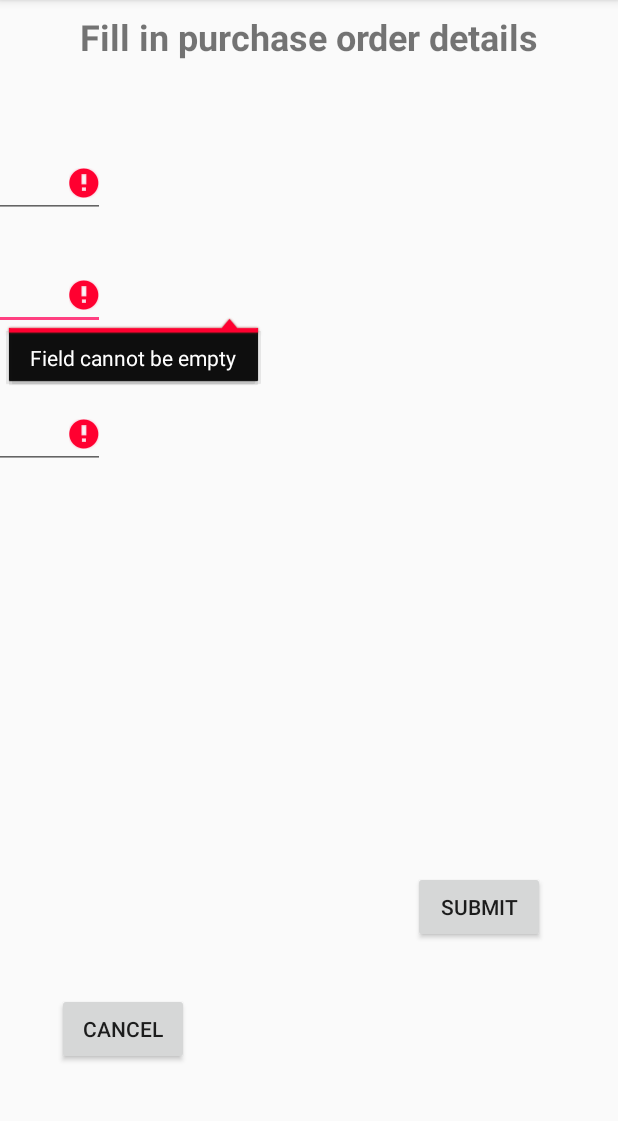
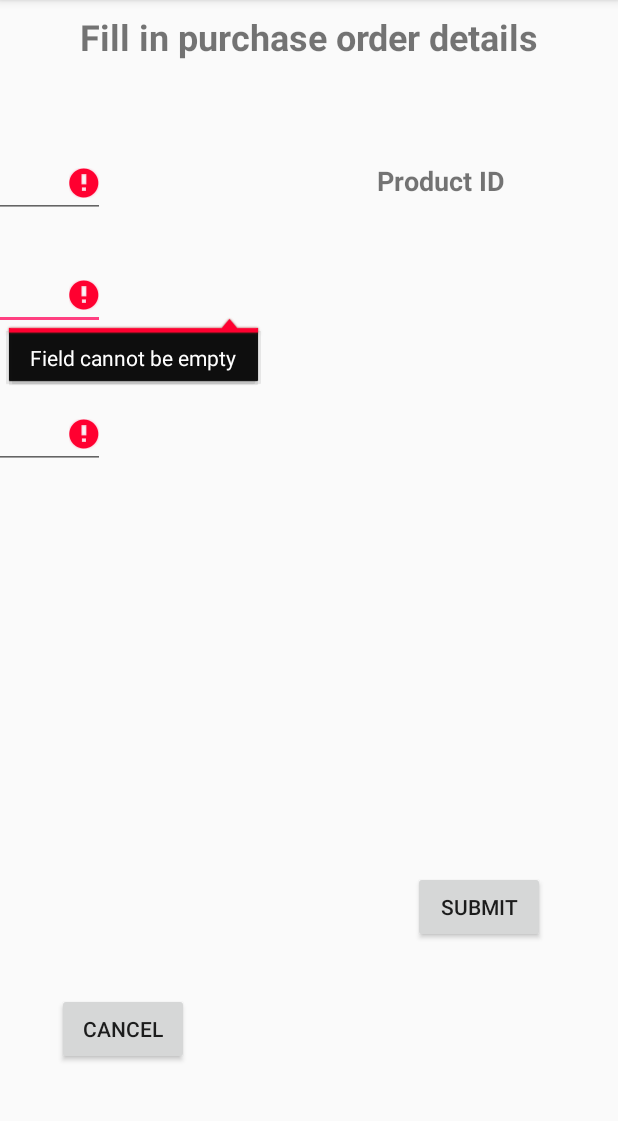
Before and after one commit to Lai0723/SmartcanteenPOS, an Android app: the fragment Make_Purchase_Order shown on its own in the app's theme, after a tap on "SUBMIT", on a phone screen of 412 x 824 dp, the part 84-1205 px from its top. Run offline under Robolectric (Android 15) with nearby library versions, the phone set to English and light mode, and no system bars; our stand-ins replace Volley; network calls fail.

Commit message:
changes of report detail

```diff
--- a/app/src/main/AndroidManifest.xml
+++ b/app/src/main/AndroidManifest.xml
@@ -21,7 +21,8 @@
         <activity
             android:name=".Menu_screen"
             android:screenOrientation="landscape" />
-        <activity android:name=".Register" />
+        <activity android:name=".Register"
+            android:screenOrientation="landscape" />
 
         <!-- Gab part -->
         <activity android:name=".login_type_select">
--- a/app/src/main/java/com/example/lai/smartcanteenpos/Make_Purchase_Order.java
+++ b/app/src/main/java/com/example/lai/smartcanteenpos/Make_Purchase_Order.java
@@ -65,12 +65,12 @@ public class Make_Purchase_Order extends Fragment {
 
         btnPsubmit.setOnClickListener(new View.OnClickListener() {
             public void onClick(View v) {
-                String PName = txtPID.getText().toString();
+                String PID = txtPID.getText().toString();
                 String PSup =  txtPSup.getText().toString();
                 String PQ = txtPQ.getText().toString();
 
 
-                if (TextUtils.isEmpty(PName)) {
+                if (TextUtils.isEmpty(PID)) {
                     txtPID.setError("Field cannot be empty");
                 }
 
--- a/app/src/main/java/com/example/lai/smartcanteenpos/Obejct/PurchaseOrderAdapter.java
+++ b/app/src/main/java/com/example/lai/smartcanteenpos/Obejct/PurchaseOrderAdapter.java
@@ -42,7 +42,7 @@ public class PurchaseOrderAdapter extends ArrayAdapter<Purchase_order> {
 
 
         POID.setText( POID.getText() + ""+ list.getPOID());
-        Name.setText( Name.getText() + "" + list.getProdID());
+        Name.setText( Name.getText() + "" + list.getProdName());
         Supplier.setText(Supplier.getText() + ""+ list.getSupplierName());
         PurchaseQuan.setText(PurchaseQuan.getText() + "" + list.getPurchaseQuantity());
         PurchaseFee.setText(PurchaseFee.getText() + "" + list.getFee());
--- a/app/src/main/java/com/example/lai/smartcanteenpos/Obejct/ReportAdapter.java
+++ b/app/src/main/java/com/example/lai/smartcanteenpos/Obejct/ReportAdapter.java
@@ -29,13 +29,14 @@ public class ReportAdapter extends ArrayAdapter<Report> {
 
         View rowView = inflater.inflate(R.layout.reportlist, parent, false);
 
-        TextView OrderID,ProdName,OrderQuantity,PayAmount,PromotionApplied,PriceDifference;
+        TextView OrderID,ProdName,OrderQuantity,OrderPrice,PayAmount,PromotionApplied,PriceDifference;
 
 
 
         OrderID = (TextView) rowView.findViewById(R.id.ReportIName);
         ProdName = (TextView) rowView.findViewById(R.id.ReportIPN);
         OrderQuantity = (TextView) rowView.findViewById(R.id.ReportIOQ);
+        OrderPrice = (TextView)rowView.findViewById(R.id.ReportPrice);
         PayAmount = (TextView)rowView.findViewById(R.id.ReportIPA);
         PromotionApplied = (TextView)rowView.findViewById(R.id.ReportPromo);
         PriceDifference = (TextView)rowView.findViewById(R.id.ReportDiscount);
@@ -44,6 +45,7 @@ public class ReportAdapter extends ArrayAdapter<Report> {
         OrderID.setText( OrderID.getText() + " : "+ list.getOrderID());
         ProdName.setText( ProdName.getText() + " : " + list.getProdName());
         OrderQuantity.setText(OrderQuantity.getText() + " : "+ list.getOrderQuantity());
+        OrderPrice.setText(OrderPrice.getText() + " : "+ list.getOrderPrice());
         PayAmount.setText(PayAmount.getText() + " : " + list.getPayAmount());
         if(list.getPromotionApplied() == 1){
 
--- a/app/src/main/java/com/example/lai/smartcanteenpos/activity_order.java
+++ b/app/src/main/java/com/example/lai/smartcanteenpos/activity_order.java
@@ -122,6 +122,7 @@ public class activity_order extends Fragment {
 
 
                     AcceptOrder(getView().getContext(), " https://leowwj-wa15.000webhostapp.com/smart%20canteen%20system/approved%20order.php");
+                    activity_order.allowRefresh = true;
                     Menu_screen.ORDERList = null;
                     refreshList(v);
                 }
--- a/app/src/main/java/com/example/lai/smartcanteenpos/add_inventory.java
+++ b/app/src/main/java/com/example/lai/smartcanteenpos/add_inventory.java
@@ -56,7 +56,7 @@ public class add_inventory extends Fragment {
 
 
 
-            txtInID.setText(View_Purchase_Order.ProdID.toString());
+            txtInID.setText(View_Purchase_Order.ProdName.toString());
             txtInQuantity.setText(View_Purchase_Order.PurchaseQuantity.toString());
             txtPOID.setText(View_Purchase_Order.PurchseOrderID.toString());
 
--- a/app/src/main/java/com/example/lai/smartcanteenpos/report.java
+++ b/app/src/main/java/com/example/lai/smartcanteenpos/report.java
@@ -321,13 +321,14 @@ public class report extends Fragment {
                         String OrderID = courseResponse.getString("OrderID");
                         String ProdName = courseResponse.getString("ProdName");
                         int OrderQuantity = Integer.parseInt(courseResponse.getString("OrderQuantity"));
+                        Double OrderPrice = Double.parseDouble(courseResponse.getString("PayAmount"));
                         Double PayAmount = Double.parseDouble(courseResponse.getString("PayAmount"));
                         int PromotionApplied = Integer.parseInt(courseResponse.getString("PromotionApplied"));
                         Double PriceDifference = Double.parseDouble(courseResponse.getString("PriceDifference"));
 
 
 
-                        Report listing = new Report(OrderID, ProdName, OrderQuantity,PayAmount,PromotionApplied,PriceDifference);
+                        Report listing = new Report(OrderID, ProdName, OrderQuantity,OrderPrice,PayAmount,PromotionApplied,PriceDifference);
                         Menu_screen.RList.add(listing);
 
 
--- a/app/src/main/res/layout/activity_register.xml
+++ b/app/src/main/res/layout/activity_register.xml
@@ -47,7 +47,7 @@
         android:layout_marginTop="8dp"
         android:ems="10"
         android:hint="@string/Wallet_ID"
-        android:inputType="number"
+        android:inputType="textPassword"
         app:layout_constraintBottom_toTopOf="@+id/txtCompanyName"
         app:layout_constraintHorizontal_bias="0.162"
         app:layout_constraintLeft_toLeftOf="parent"
--- a/app/src/main/res/layout/activity_reportdetails_transfer.xml
+++ b/app/src/main/res/layout/activity_reportdetails_transfer.xml
@@ -14,7 +14,7 @@
         android:layout_marginBottom="28dp"
         android:layout_marginEnd="8dp"
         android:layout_marginStart="188dp"
-        android:text="@string/Time"
+        android:text="Time :"
         android:textSize="24sp"
         android:textStyle="bold"
         app:layout_constraintBottom_toTopOf="@+id/textView11"
--- a/app/src/main/res/layout/fragment_make__purchase__order2.xml
+++ b/app/src/main/res/layout/fragment_make__purchase__order2.xml
@@ -26,15 +26,15 @@
         android:layout_width="wrap_content"
         android:layout_height="wrap_content"
         android:layout_marginLeft="251dp"
+        android:layout_marginRight="8dp"
         android:layout_marginTop="108dp"
-        android:text="@string/Product_name"
+        android:text="Product ID"
         android:textSize="18sp"
         android:textStyle="bold"
+        app:layout_constraintHorizontal_bias="0.259"
         app:layout_constraintLeft_toLeftOf="parent"
-        app:layout_constraintTop_toTopOf="parent"
-        app:layout_constraintRight_toLeftOf="@+id/txtPID"
-        android:layout_marginRight="8dp"
-        app:layout_constraintHorizontal_bias="0.259" />
+        app:layout_constraintRight_toLeftOf="@+id/txtProdName"
+        app:layout_constraintTop_toTopOf="parent" />
 
     <TextView
         android:id="@+id/textView21"
--- a/app/src/main/res/values/strings.xml
+++ b/app/src/main/res/values/strings.xml
@@ -43,7 +43,7 @@
     <string name="Login">Login</string>
     <string name="greeting">Welcome to Smart Canteen POS system</string>
     <string name="Edit">Edit</string>
-    <string name="Product_name">"Product ID "</string>
+    <string name="Product_name">Product Name</string>
     <string name="Accept">Accept</string>
     <string name="Decline">Decline</string>
     <string name="OrderID">"Order ID "</string>
```
Also changed, not shown: app/src/main/java/com/example/lai/smartcanteenpos/InventoryFragment.java (+3 -12 lines), app/src/main/java/com/example/lai/smartcanteenpos/Obejct/Purchase_order.java (+16 -8 lines), app/src/main/java/com/example/lai/smartcanteenpos/Obejct/Report.java (+12 -1 lines), app/src/main/java/com/example/lai/smartcanteenpos/View_Purchase_Order.java (+9 -13 lines), app/src/main/res/layout/activity_reportdetails.xml (+5 -5 lines), app/src/main/res/layout/fragment_inventory.xml (+2 -17 lines), app/src/main/res/layout/fragment_menu.xml (+4 -4 lines), app/src/main/res/layout/reportlist.xml (+9 -1 lines), 1211 other files.
